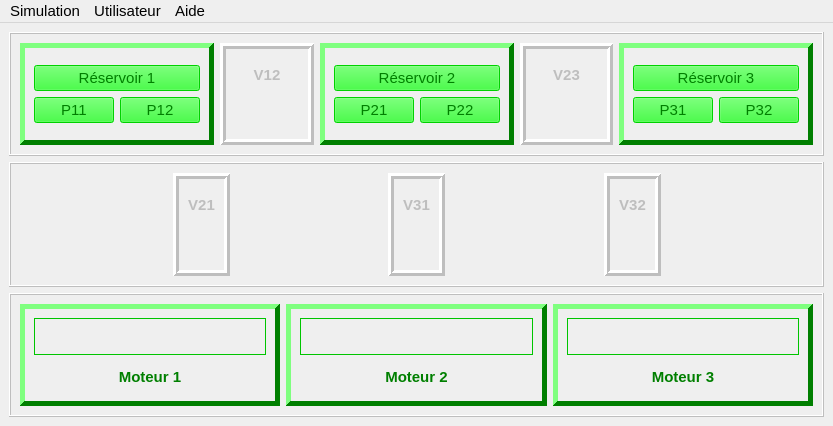
Old version of the form mainwindow.ui in the repository Desepto/Simulation.
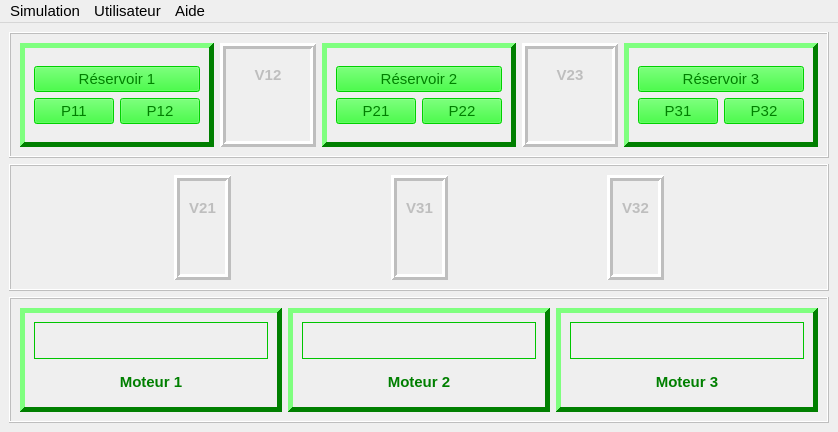
New version of the form. Icons and pictures are not drawn.

Patch:
```diff
--- a/mainwindow.ui
+++ b/mainwindow.ui
@@ -9,8 +9,8 @@
    <rect>
     <x>0</x>
     <y>0</y>
-    <width>833</width>
-    <height>426</height>
+    <width>838</width>
+    <height>432</height>
    </rect>
   </property>
   <property name="font">
@@ -3427,7 +3427,7 @@
     <rect>
      <x>0</x>
      <y>0</y>
-     <width>833</width>
+     <width>838</width>
      <height>26</height>
     </rect>
    </property>
```
